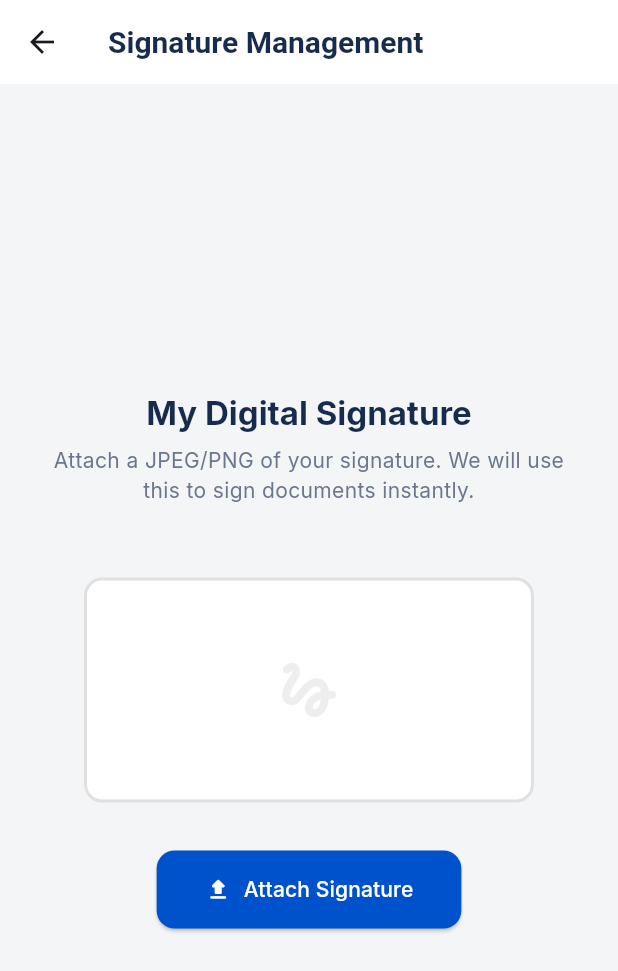
After one commit to Kratos3597/CloudNex-PDF, a Flutter app: the SignatureVaultView screen opened directly, after a tap on "Attach Signature", on a phone screen of 412 x 824 dp. The commit adds this screen. Shown: the top 971 px of the screen. Run offline on Flutter 3.47's test engine with Material 3 defaults, Android fonts, the phone set to English and light mode, and no system bars; our stand-ins replace file_picker, flutter_animate, flutter_riverpod, google_fonts, google_generative_ai, isar and 3 more; missing offline and left inert: google_mlkit_text_recognition, pdfx, syncfusion_flutter_pdf, syncfusion_flutter_pdfviewer; accounts and stored records are empty; generated files the repository leaves out were written again.

Commit message:
Push stable CloudNex PDF Pro core before starting Option 1

```diff
--- /dev/null
+++ b/lib/features/profile/presentation/signature_vault_view.dart
@@ -0,0 +1,110 @@
+import 'dart:io';
+import 'dart:typed_data';
+import 'package:flutter/material.dart';
+import 'package:file_picker/file_picker.dart';
+import '../../../core/theme/pdf_pro_theme.dart';
+import '../services/signature_service.dart';
+
+class SignatureVaultView extends StatefulWidget {
+  const SignatureVaultView({super.key});
+
+  @override
+  State<SignatureVaultView> createState() => _SignatureVaultViewState();
+}
+
+class _SignatureVaultViewState extends State<SignatureVaultView> {
+  final SignatureService _service = SignatureService();
+  Uint8List? _currentSignature;
+  bool _isLoading = true;
+
+  @override
+  void initState() {
+    super.initState();
+    _loadSignature();
+  }
+
+  Future<void> _loadSignature() async {
+    final bytes = await _service.getSignatureBytes();
+    if (mounted) {
+      setState(() {
+        _currentSignature = bytes;
+        _isLoading = false;
+      });
+    }
+  }
+
+  Future<void> _pickSignature() async {
+    final result = await FilePicker.platform.pickFiles(type: FileType.image);
+    if (result != null && result.files.single.path != null) {
+      final bytes = await File(result.files.single.path!).readAsBytes();
+      // Heuristic background removal could be added here
+      await _service.saveSignature(bytes);
+      _loadSignature();
+    }
+  }
+
+  @override
+  Widget build(BuildContext context) {
+    return Scaffold(
+      appBar: AppBar(title: const Text("Signature Management")),
+      body: Center(
+        child: Padding(
+          padding: const EdgeInsets.all(24.0),
+          child: Column(
+            mainAxisAlignment: MainAxisAlignment.center,
+            children: [
+              Text(
+                "My Digital Signature",
+                style: Theme.of(context).textTheme.titleLarge?.copyWith(fontWeight: FontWeight.bold),
+              ),
+              const SizedBox(height: 8),
+              const Text(
+                "Attach a JPEG/PNG of your signature. We will use this to sign documents instantly.",
+                textAlign: TextAlign.center,
+                style: TextStyle(color: PdfProTheme.textLight),
+              ),
+              const SizedBox(height: 48),
+
+              Container(
+                width: 300,
+                height: 150,
+                decoration: BoxDecoration(
+                  color: Colors.white,
+                  borderRadius: BorderRadius.circular(12),
+                  border: Border.all(color: Colors.grey.shade300, width: 2),
+                ),
+                child: _isLoading
+                    ? const Center(child: CircularProgressIndicator())
+                    : _currentSignature != null
+                        ? Image.memory(_currentSignature!)
+                        : Center(child: Icon(Icons.gesture_rounded, size: 48, color: Colors.grey.shade200)),
+              ),
+
+              const SizedBox(height: 32),
+
+              ElevatedButton.icon(
+                onPressed: _pickSignature,
+                icon: const Icon(Icons.upload_rounded),
+                label: Text(_currentSignature == null ? "Attach Signature" : "Replace Signature"),
+                style: ElevatedButton.styleFrom(
+                  backgroundColor: PdfProTheme.primaryBlue,
+                  foregroundColor: Colors.white,
+                  padding: const EdgeInsets.symmetric(horizontal: 32, vertical: 16),
+                  shape: RoundedRectangleBorder(borderRadius: BorderRadius.circular(12)),
+                ),
+              ),
+
+              if (_currentSignature != null)
+                TextButton(
+                  onPressed: () async {
+                    // Logic to delete
+                  },
+                  child: const Text("Remove Signature", style: TextStyle(color: PdfProTheme.errorRed)),
+                ),
+            ],
+          ),
+        ),
+      ),
+    );
+  }
+}
--- /dev/null
+++ b/lib/features/profile/services/signature_service.dart
@@ -0,0 +1,33 @@
+import 'dart:io';
+import 'dart:typed_data';
+import 'package:path_provider/path_provider.dart';
+import 'package:shared_preferences/shared_preferences.dart';
+
+class SignatureService {
+  static const String _sigKey = 'user_signature_path';
+
+  Future<String?> getSavedSignaturePath() async {
+    final prefs = await SharedPreferences.getInstance();
+    return prefs.getString(_sigKey);
+  }
+
+  Future<void> saveSignature(Uint8List bytes) async {
+    final dir = await getApplicationDocumentsDirectory();
+    final file = File('${dir.path}/my_signature.png');
+    await file.writeAsBytes(bytes);
+
+    final prefs = await SharedPreferences.getInstance();
+    await prefs.setString(_sigKey, file.path);
+  }
+
+  Future<Uint8List?> getSignatureBytes() async {
+    final path = await getSavedSignaturePath();
+    if (path != null) {
+      final file = File(path);
+      if (await file.exists()) {
+        return await file.readAsBytes();
+      }
+    }
+    return null;
+  }
+}
```
Also changed, not shown: lib/features/pdf_editor/controller/pdf_state_controller.dart (+22 -3 lines), lib/features/pdf_editor/presentation/interactive_signature_overlay.dart (added, +105 -0 lines), lib/features/pdf_editor/presentation/pdf_workspace_view.dart (+51 -25 lines), lib/features/workspace/presentation/workspace_shell.dart (+7 -0 lines), 1 other file.
